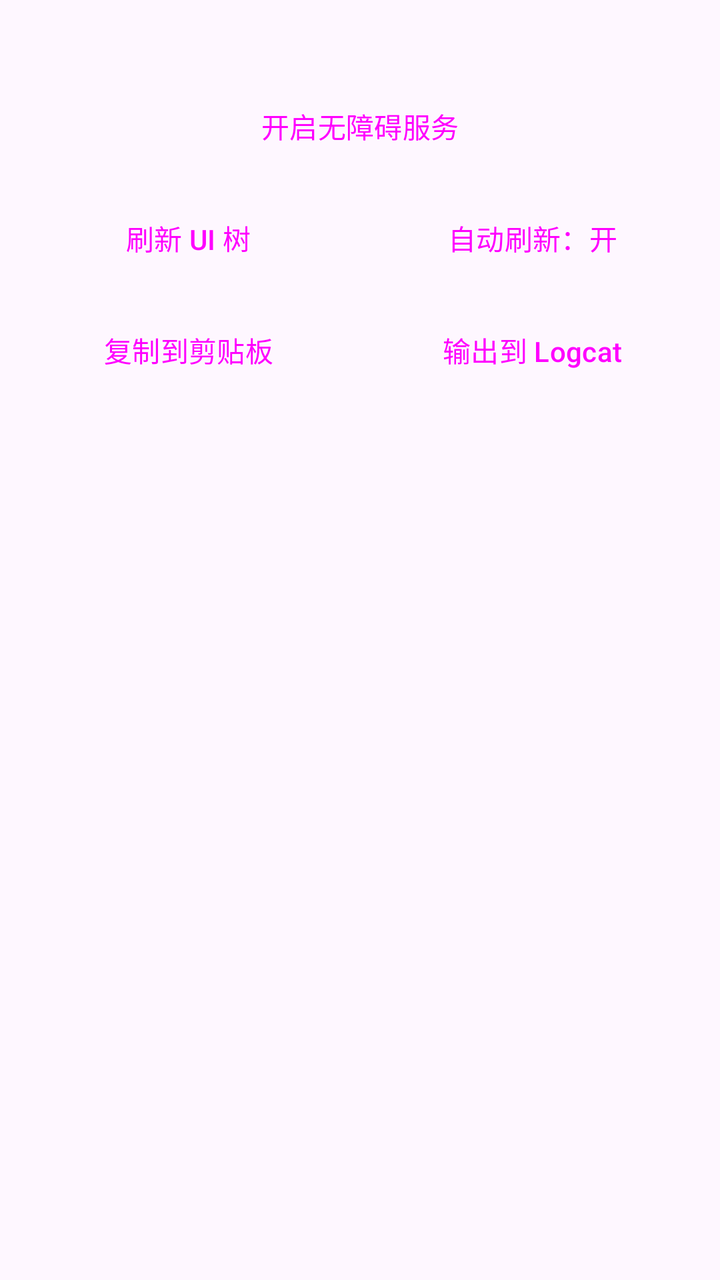
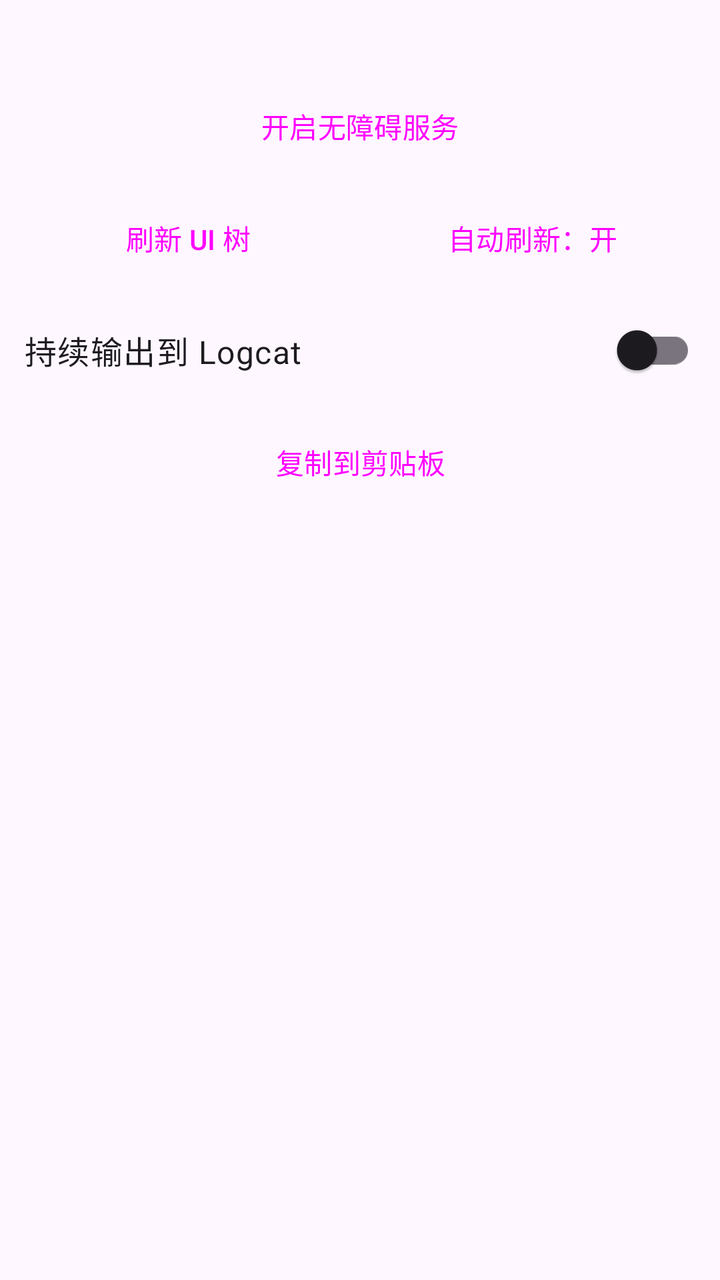

An Android layout rendered at two revisions. The XML below is the earlier revision; the diff shows what the commit changed to produce the second picture.
<!-- AndroidManifest.xml: application theme Theme.UiTreeTest -->
<!-- res/layout/activity_main.xml -->
<?xml version="1.0" encoding="utf-8"?>
<LinearLayout xmlns:android="http://schemas.android.com/apk/res/android"
    android:layout_width="match_parent"
    android:layout_height="match_parent"
    android:orientation="vertical"
    android:padding="12dp">

    <TextView
        android:id="@+id/statusText"
        android:layout_width="match_parent"
        android:layout_height="wrap_content"
        android:textAppearance="?attr/textAppearanceBodyMedium" />

    <LinearLayout
        android:layout_width="match_parent"
        android:layout_height="wrap_content"
        android:layout_marginTop="8dp"
        android:orientation="horizontal">

        <Button
            android:id="@+id/openSettingsButton"
            style="@style/Widget.Material3.Button.TonalButton"
            android:layout_width="0dp"
            android:layout_height="wrap_content"
            android:layout_weight="1"
            android:text="@string/open_accessibility_settings" />
    </LinearLayout>

    <LinearLayout
        android:layout_width="match_parent"
        android:layout_height="wrap_content"
        android:layout_marginTop="8dp"
        android:orientation="horizontal">

        <Button
            android:id="@+id/refreshButton"
            style="@style/Widget.Material3.Button"
            android:layout_width="0dp"
            android:layout_height="wrap_content"
            android:layout_marginEnd="4dp"
            android:layout_weight="1"
            android:text="@string/refresh" />

        <Button
            android:id="@+id/autoRefreshButton"
            style="@style/Widget.Material3.Button.OutlinedButton"
            android:layout_width="0dp"
            android:layout_height="wrap_content"
            android:layout_marginStart="4dp"
            android:layout_weight="1"
            android:text="@string/auto_refresh_on" />
    </LinearLayout>

    <LinearLayout
        android:layout_width="match_parent"
        android:layout_height="wrap_content"
        android:layout_marginTop="8dp"
        android:orientation="horizontal">

        <Button
            android:id="@+id/copyButton"
            style="@style/Widget.Material3.Button.OutlinedButton"
            android:layout_width="0dp"
            android:layout_height="wrap_content"
            android:layout_marginEnd="4dp"
            android:layout_weight="1"
            android:text="@string/copy" />

        <Button
            android:id="@+id/logcatButton"
            style="@style/Widget.Material3.Button.OutlinedButton"
            android:layout_width="0dp"
            android:layout_height="wrap_content"
            android:layout_marginStart="4dp"
            android:layout_weight="1"
            android:text="@string/logcat" />
    </LinearLayout>

    <ScrollView
        android:layout_width="match_parent"
        android:layout_height="0dp"
        android:layout_marginTop="12dp"
        android:layout_weight="1"
        android:fillViewport="true">

        <TextView
            android:id="@+id/treeText"
            android:layout_width="match_parent"
            android:layout_height="wrap_content"
            android:fontFamily="monospace"
            android:textIsSelectable="true"
            android:textSize="11sp" />
    </ScrollView>
</LinearLayout>
<!-- resources referenced by this layout -->
<resources>
  <string name="auto_refresh_on">自动刷新：开</string>
  <string name="copy">复制到剪贴板</string>
  <string name="logcat">输出到 Logcat</string>
  <string name="open_accessibility_settings">开启无障碍服务</string>
  <string name="refresh">刷新 UI 树</string>
  <style name="Theme.UiTreeTest" parent="Theme.Material3.DayNight.NoActionBar">
          <item name="colorPrimary">@color/primary</item>
          <item name="colorPrimaryContainer">@color/primary_container</item>
      </style>
  <color name="primary">#1565C0</color>
  <color name="primary_container">#BBDEFB</color>
</resources>

<!-- the commit's change to res/layout/activity_main.xml (unified diff, before → after) -->
@@ -55,25 +55,34 @@
         android:layout_width="match_parent"
         android:layout_height="wrap_content"
         android:layout_marginTop="8dp"
+        android:gravity="center_vertical"
+        android:orientation="horizontal">
+
+        <TextView
+            android:layout_width="0dp"
+            android:layout_height="wrap_content"
+            android:layout_weight="1"
+            android:text="@string/continuous_logcat"
+            android:textAppearance="?attr/textAppearanceBodyLarge" />
+
+        <androidx.appcompat.widget.SwitchCompat
+            android:id="@+id/continuousLogcatSwitch"
+            android:layout_width="wrap_content"
+            android:layout_height="wrap_content" />
+    </LinearLayout>
+
+    <LinearLayout
+        android:layout_width="match_parent"
+        android:layout_height="wrap_content"
+        android:layout_marginTop="8dp"
         android:orientation="horizontal">
 
         <Button
             android:id="@+id/copyButton"
             style="@style/Widget.Material3.Button.OutlinedButton"
-            android:layout_width="0dp"
+            android:layout_width="match_parent"
             android:layout_height="wrap_content"
-            android:layout_marginEnd="4dp"
-            android:layout_weight="1"
             android:text="@string/copy" />
-
-        <Button
-            android:id="@+id/logcatButton"
-            style="@style/Widget.Material3.Button.OutlinedButton"
-            android:layout_width="0dp"
-            android:layout_height="wrap_content"
-            android:layout_marginStart="4dp"
-            android:layout_weight="1"
-            android:text="@string/logcat" />
     </LinearLayout>
 
     <ScrollView
<!-- resource entries referenced after the edit -->
@@ -1,8 +1,8 @@
 <!-- resources referenced by this layout -->
 <resources>
   <string name="auto_refresh_on">自动刷新：开</string>
+  <string name="continuous_logcat">持续输出到 Logcat</string>
   <string name="copy">复制到剪贴板</string>
-  <string name="logcat">输出到 Logcat</string>
   <string name="open_accessibility_settings">开启无障碍服务</string>
   <string name="refresh">刷新 UI 树</string>
   <style name="Theme.UiTreeTest" parent="Theme.Material3.DayNight.NoActionBar">
